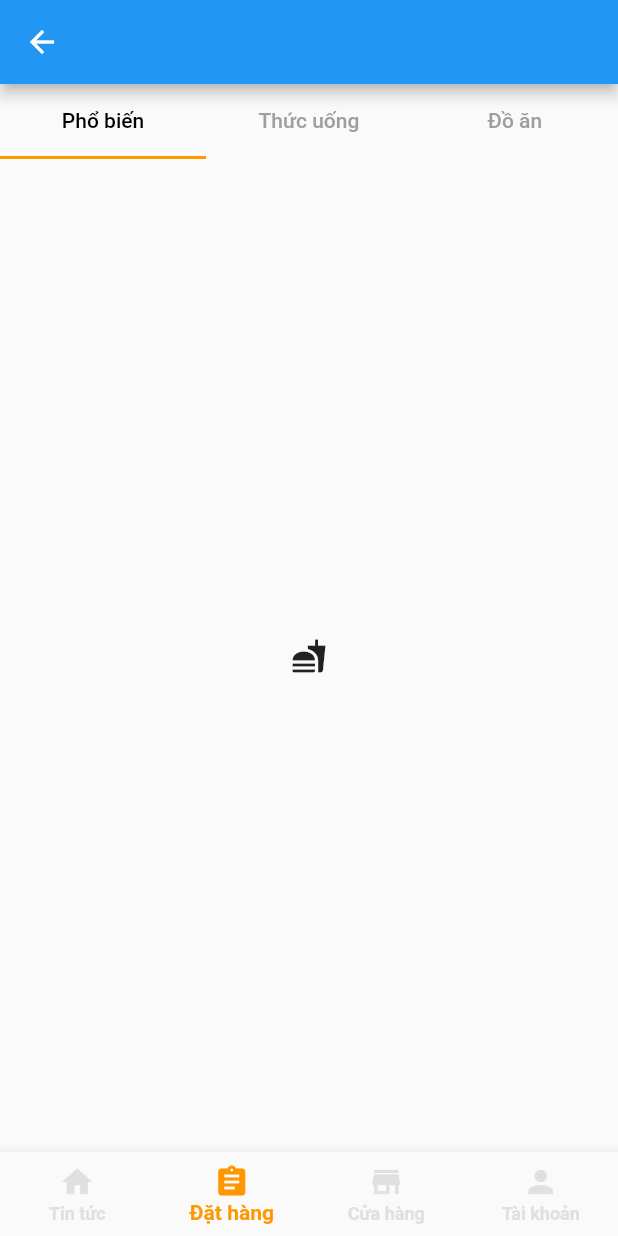
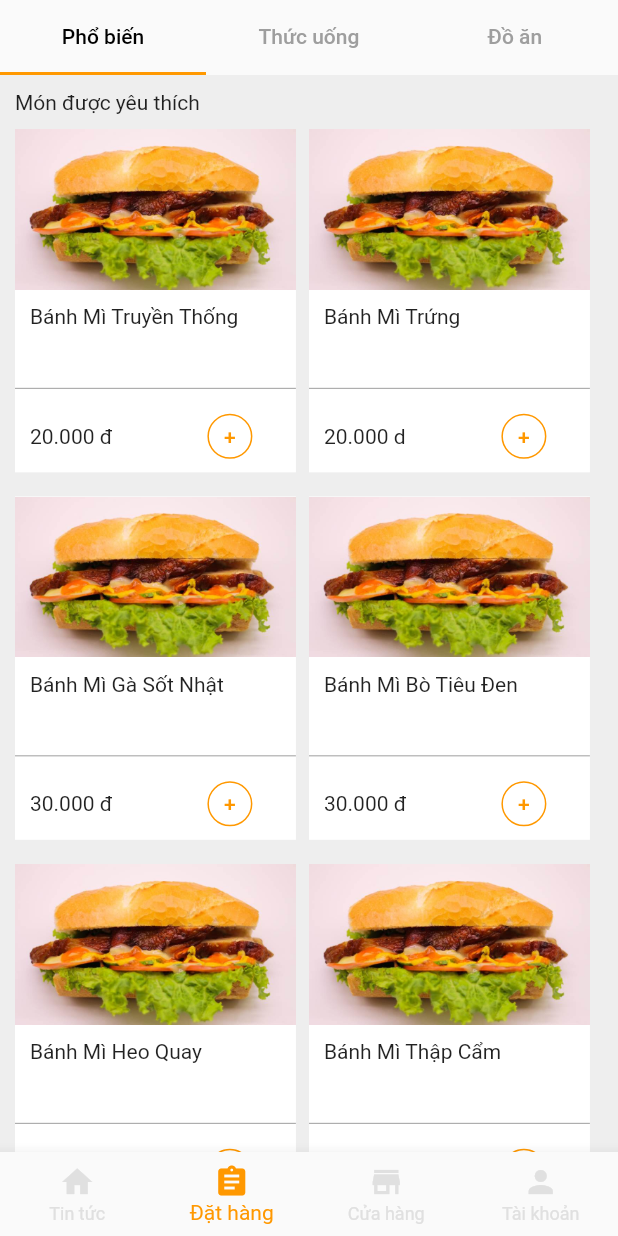
Before and after one commit to tinhuynh1/Graduation-Thesis-UI, a Flutter app: the MainPage screen opened directly, item 2 of the bottom bar chosen, on a phone screen of 412 x 824 dp. Run offline on Flutter 3.47's test engine with Material 2 defaults, Android fonts, the phone set to English and light mode, and no system bars; our stand-ins replace dio, firebase_auth, google_maps_flutter; accounts and stored records are empty; network calls fail.

Commit message:
main page

```diff
--- a/Food_Order/lib/base/base_widget.dart
+++ b/Food_Order/lib/base/base_widget.dart
@@ -11,8 +11,9 @@ class PageContainer extends StatelessWidget {
 
   @override
   Widget build(BuildContext context) {
-    return Scaffold(
-      appBar: AppBar(),
+    return SafeArea(
+      child: Scaffold(
+        //appBar: AppBar(),
         body: MultiProvider(
           providers: [
             ...di,
@@ -20,6 +21,7 @@ class PageContainer extends StatelessWidget {
           ],
           child: child,
         ),
+      ),
     );
   }
 }
--- a/Food_Order/lib/main.dart
+++ b/Food_Order/lib/main.dart
@@ -11,6 +11,7 @@ class MyApp extends StatelessWidget {
   Widget build(BuildContext context) {
     return MaterialApp(
       title: 'Flutter Demo',
+      debugShowCheckedModeBanner: false,
       home: SignInPage(),
     );
   }
--- a/Food_Order/lib/module/main/main_page.dart
+++ b/Food_Order/lib/module/main/main_page.dart
@@ -3,6 +3,7 @@ import 'package:Food_Order/data/remote/user_service.dart';
 import 'package:Food_Order/module/account/account_page.dart';
 import 'package:Food_Order/module/home/home_page.dart';
 import 'package:Food_Order/module/order/order_page.dart';
+import 'package:Food_Order/module/store/store_page.dart';
 import 'package:flutter/material.dart';
 import 'package:provider/provider.dart';
 
@@ -34,8 +35,6 @@ class _MainPageState extends State<MainPage> {
       bottomNavigationBar: BottomNavigationBar(
         selectedItemColor: Colors.orange,
         unselectedItemColor: Colors.grey.shade300,
-        selectedLabelStyle: TextStyle(fontWeight: FontWeight.w600),
-        unselectedLabelStyle: TextStyle(fontWeight: FontWeight.w600),
         currentIndex: _currentIndex,
         onTap: (index) {
           setState(() {
@@ -73,7 +72,7 @@ class _MainPageState extends State<MainPage> {
     } else if (_currentIndex == 1) {
       return OrderPage();
     } else if (_currentIndex == 2) {
-      return OrderPage();
+      return StorePage();
     } else if (_currentIndex == 3) {
       return AccountPage();
     } else {
--- a/Food_Order/lib/module/order/order_page.dart
+++ b/Food_Order/lib/module/order/order_page.dart
@@ -1,5 +1,6 @@
 import 'package:Food_Order/base/base_widget.dart';
 import 'package:Food_Order/data/remote/user_service.dart';
+import 'package:Food_Order/module/order/tab_order/food.dart';
 import 'package:flutter/material.dart';
 import 'package:provider/provider.dart';
 
@@ -41,9 +42,9 @@ class OrderPage extends StatelessWidget {
             ),
             body: TabBarView(
               children: [
-                Icon(Icons.fastfood),
-                Icon(Icons.local_drink),
-                Icon(Icons.food_bank),
+                FoodOrder(),
+                FoodOrder(),
+                FoodOrder(),
               ],
             ),
           ),
--- /dev/null
+++ b/Food_Order/lib/module/order/tab_order/food.dart
@@ -0,0 +1,57 @@
+import 'package:Food_Order/shared/ultil/foods.dart';
+import 'package:Food_Order/shared/widget/grid_product.dart';
+import 'package:flutter/material.dart';
+
+class FoodOrder extends StatefulWidget {
+  @override
+  _FoodOrderState createState() => _FoodOrderState();
+}
+
+class _FoodOrderState extends State<FoodOrder>
+    with AutomaticKeepAliveClientMixin<FoodOrder> {
+  @override
+  Widget build(BuildContext context) {
+    super.build(context);
+    return Scaffold(
+      backgroundColor: Colors.grey[200],
+      body: Padding(
+        padding: EdgeInsets.fromLTRB(10.0, 0, 10.0, 0),
+        child: ListView(
+          children: <Widget>[
+            SizedBox(height: 10.0),
+            Text(
+              "Món được yêu thích",
+            ),
+            SizedBox(height: 10.0),
+            GridView.builder(
+              shrinkWrap: true,
+              primary: false,
+              physics: NeverScrollableScrollPhysics(),
+              gridDelegate: SliverGridDelegateWithFixedCrossAxisCount(
+                crossAxisCount: 2,
+                childAspectRatio: MediaQuery.of(context).size.width /
+                    (MediaQuery.of(context).size.height / 1.6),
+              ),
+              itemCount: foods == null ? 0 : foods.length,
+              itemBuilder: (BuildContext context, int index) {
+//                Food food = Food.fromJson(foods[index]);
+                Map food = foods[index];
+//                print(foods);
+//                print(foods.length);
+                return GridProduct(
+                  img: food['img'],
+                  name: food['name'],
+                  price: food['price'],
+                );
+              },
+            ),
+            //SizedBox(height: 30),
+          ],
+        ),
+      ),
+    );
+  }
+
+  @override
+  bool get wantKeepAlive => true;
+}
--- a/Food_Order/lib/shared/card/cuisine_items_card.dart
+++ b/Food_Order/lib/shared/card/cuisine_items_card.dart
@@ -3,6 +3,7 @@ import 'package:flutter/material.dart';
 
 class CuisineItemsCard extends StatefulWidget {
   CuisineItems cuisineItems;
+
   CuisineItemsCard({@required this.cuisineItems});
   @override
   _CuisineItemsCardState createState() => _CuisineItemsCardState();
--- /dev/null
+++ b/Food_Order/lib/shared/ultil/foods.dart
@@ -0,0 +1,42 @@
+List<Map> foods = [
+  {
+    "img": "assets/bakery.jpg",
+    "name": "Bánh Mì Truyền Thống",
+    "price": "20.000 đ"
+  },
+  {"img": "assets/bakery.jpg", "name": "Bánh Mì Trứng", "price": "20.000 d"},
+  {
+    "img": "assets/bakery.jpg",
+    "name": "Bánh Mì Gà Sốt Nhật",
+    "price": "30.000 đ"
+  },
+  {
+    "img": "assets/bakery.jpg",
+    "name": "Bánh Mì Bò Tiêu Đen",
+    "price": "30.000 đ"
+  },
+  {"img": "assets/bakery.jpg", "name": "Bánh Mì Heo Quay", "price": "30.000 d"},
+  {"img": "assets/bakery.jpg", "name": "Bánh Mì Thập Cẩm", "price": "30.000 d"},
+  {
+    "img": "assets/bakery.jpg",
+    "name": "Bánh Mì Gà Nướng Mật Ong",
+    "price": "30.000 đ"
+  },
+  {
+    "img": "assets/bakery.jpg",
+    "name": "Bánh Mì Xíu Mại HongKong",
+    "price": "30.000 đ"
+  },
+  {"img": "assets/bakery.jpg", "name": "Bánh Mì Gà Cay", "price": "30.000 d"},
+  {
+    "img": "assets/bakery.jpg",
+    "name": "Bánh Mì Thịt Xá Xíu",
+    "price": "30.000 đ"
+  },
+  {"img": "assets/bakery.jpg", "name": "Bánh Mì Chả Cá", "price": "30.000 d"},
+  {
+    "img": "assets/bakery.jpg",
+    "name": "Bánh Mì Heo Cajun",
+    "price": "30.000 đ"
+  },
+];
--- /dev/null
+++ b/Food_Order/lib/shared/widget/grid_product.dart
@@ -0,0 +1,82 @@
+import 'package:flutter/material.dart';
+
+class GridProduct extends StatelessWidget {
+  final String name;
+  final String img;
+  final String price;
+
+  GridProduct({
+    Key key,
+    @required this.name,
+    @required this.img,
+    this.price,
+  }) : super(key: key);
+
+  @override
+  Widget build(BuildContext context) {
+    return InkWell(
+      child: ListView(
+        shrinkWrap: true,
+        primary: false,
+        children: <Widget>[
+          Stack(
+            children: <Widget>[
+              Container(
+                // decoration: BoxDecoration(
+                //     border: Border.all(
+                //       color: Colors.grey,
+                //     ),
+                //     borderRadius: BorderRadius.all(Radius.circular(10))),
+                color: Colors.white,
+                height: MediaQuery.of(context).size.height / 3.6,
+                width: MediaQuery.of(context).size.width / 2.2,
+                child: Column(
+                  crossAxisAlignment: CrossAxisAlignment.start,
+                  children: <Widget>[
+                    Image.asset(
+                      "$img",
+                      fit: BoxFit.cover,
+                    ),
+                    SizedBox(height: 10),
+                    Padding(
+                      padding: const EdgeInsets.fromLTRB(10.0, 0, 0, 0),
+                      child: Text('$name'),
+                    ),
+                    Spacer(),
+                    Divider(
+                      color: Colors.grey,
+                    ),
+                    Padding(
+                      padding: const EdgeInsets.fromLTRB(10.0, 0, 0, 0),
+                      child: Row(
+                        children: <Widget>[
+                          Text('$price'),
+                          Spacer(),
+                          FlatButton(
+                            height: 30,
+                            onPressed: () {},
+                            child: Text(
+                              '+',
+                              style: TextStyle(
+                                color: Colors.orange,
+                              ),
+                            ),
+                            shape: CircleBorder(
+                              //borderRadius: BorderRadius.circular(90.0),
+                              side: BorderSide(color: Colors.orange),
+                            ),
+                          )
+                        ],
+                      ),
+                    ),
+                  ],
+                ),
+              ),
+            ],
+          ),
+        ],
+      ),
+      onTap: () {},
+    );
+  }
+}
--- a/Food_Order/lib/shared/widget/home_tile.dart
+++ b/Food_Order/lib/shared/widget/home_tile.dart
@@ -21,7 +21,7 @@ class _HomeTitleState extends State<HomeTitle> {
             style: TextStyle(fontWeight: FontWeight.bold),
           ),
           Text(
-            "See all",
+            "...",
             style: TextStyle(
                 fontWeight: FontWeight.bold,
                 fontSize: 14,
--- a/Food_Order/pubspec.yaml
+++ b/Food_Order/pubspec.yaml
@@ -33,6 +33,8 @@ dependencies:
   provider: ^3.1.0
   dio: ^3.0.10
   shared_preferences: ^0.5.3+4
+  google_maps_flutter: ^0.5.32
+  flutter_icons:  ^1.1.0
 
 dev_dependencies:
   flutter_test:
@@ -50,8 +52,8 @@ flutter:
   uses-material-design: true
 
   # To add assets to your application, add an assets section, like this:
-  # assets:
-  #   - images/a_dot_burr.jpeg
+  assets:
+    - assets/bakery.jpg
   #   - images/a_dot_ham.jpeg
 
   # An image asset can refer to one or more resolution-specific "variants", see
```
Also changed, not shown: Food_Order/lib/module/home/home_page.dart (+118 -93 lines), Food_Order/lib/module/store/store_page.dart (added, +28 -0 lines), Food_Order/lib/shared/card/food_items_card.dart (added, +83 -0 lines), Food_Order/lib/shared/ultil/cards.dart (added, +17 -0 lines), Food_Order/lib/shared/widget/map.dart (added, +30 -0 lines), Food_Order/lib/shared/widget/slider_home.dart (added, +68 -0 lines), Food_Order/lib/shared/widget/smooth_rating_start.dart (added, +82 -0 lines), Food_Order/assets/bakery.jpg (added), 1 other file. Lines whose indentation alone changed are shown as unchanged.
